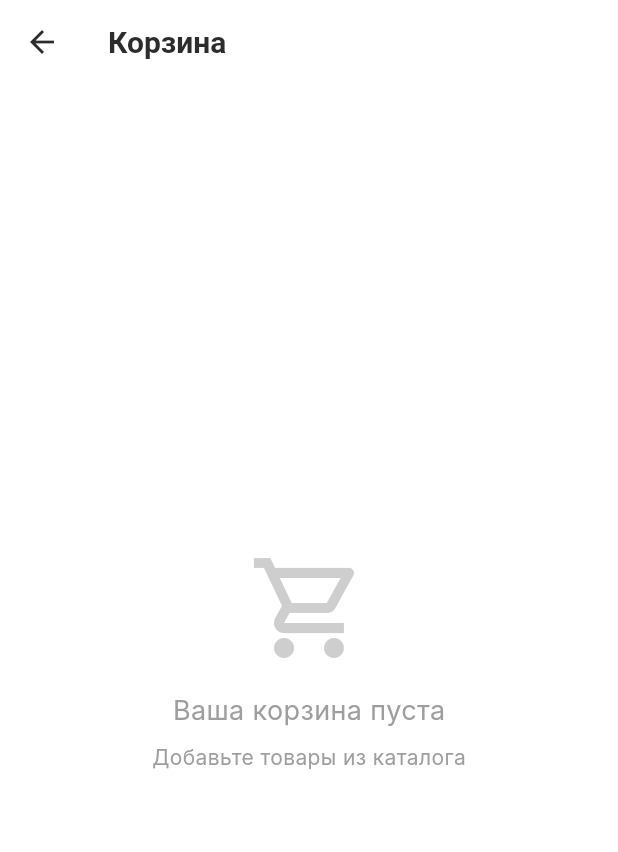
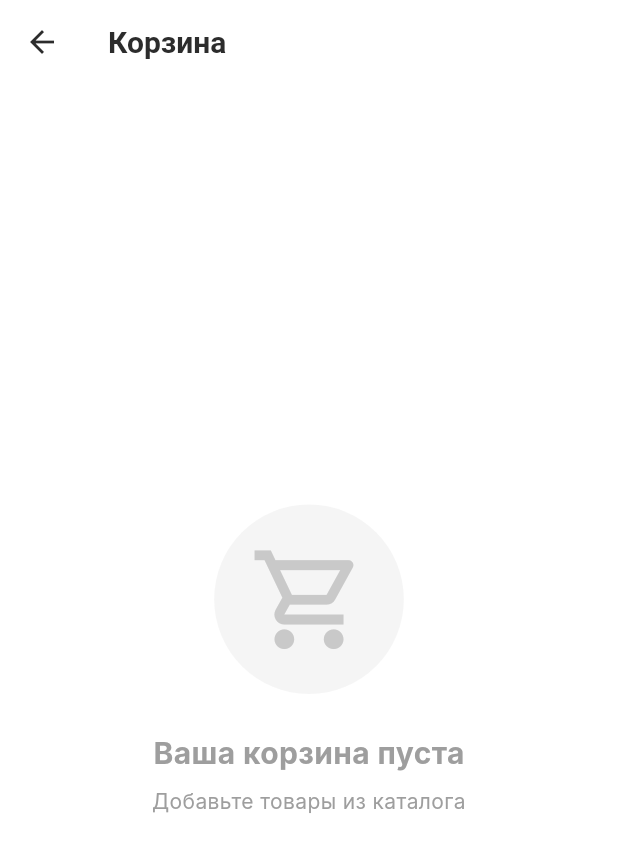
Before and after one commit to ali2107-ss/pet.mob, a Flutter app: the screen it shows after launch, scrolled down 576 dp, after a tap on the "shopping bag" icon, on a phone screen of 412 x 824 dp. Shown: the top 852 px of the screen. Run offline on Flutter 3.47's test engine with Material 3 defaults, Android fonts, the light colour scheme and no system bars; our stand-ins replace audioplayers, badges, cached_network_image, confetti, flutter_map, latlong2 and 3 more; accounts and stored records are empty; network calls fail; Roboto replaces fonts that are missing (Inter); key blocks and very long unbroken strings in the code were emptied for the run.

Commit message:
кэширование изображений, плавная анимация для пустых экранов, интеллектуальный поиск, форма ошибки клавиатуры

```diff
--- a/lib/screens/auth/user_register_screen.dart
+++ b/lib/screens/auth/user_register_screen.dart
@@ -162,6 +162,7 @@ class _UserRegisterScreenState extends State<UserRegisterScreen> {
               const SizedBox(height: 32),
               TextFormField(
                 controller: _nameController,
+                textInputAction: TextInputAction.next,
                 decoration: InputDecoration(
                   labelText: t['full_name']!,
                   prefixIcon: const Icon(Icons.person),
@@ -174,6 +175,7 @@ class _UserRegisterScreenState extends State<UserRegisterScreen> {
               const SizedBox(height: 16),
               TextFormField(
                 controller: _phoneController,
+                textInputAction: TextInputAction.next,
                 decoration: InputDecoration(
                   labelText: t['phone_number']!,
                   prefixIcon: const Icon(Icons.phone),
@@ -187,6 +189,7 @@ class _UserRegisterScreenState extends State<UserRegisterScreen> {
               const SizedBox(height: 16),
               TextFormField(
                 controller: _emailController,
+                textInputAction: TextInputAction.next,
                 decoration: InputDecoration(
                   labelText: t['email']!,
                   prefixIcon: const Icon(Icons.email),
@@ -200,6 +203,8 @@ class _UserRegisterScreenState extends State<UserRegisterScreen> {
               const SizedBox(height: 16),
               TextFormField(
                 controller: _passwordController,
+                textInputAction: TextInputAction.done,
+                onFieldSubmitted: (_) => _register(t),
                 decoration: InputDecoration(
                   labelText: t['password']!,
                   prefixIcon: const Icon(Icons.lock),
--- a/lib/screens/cart_screen.dart
+++ b/lib/screens/cart_screen.dart
@@ -2,6 +2,7 @@ import 'package:flutter/material.dart';
 import 'package:provider/provider.dart';
 import '../models/product.dart';
 import '../widgets/network_or_base64_image.dart';
+import '../widgets/animated_empty_state.dart';
 import '../providers/cart_provider.dart';
 import '../providers/auth_provider.dart';
 import '../theme.dart';
@@ -76,27 +77,10 @@ class _CartScreenState extends State<CartScreen> {
         ],
       ),
       body: cart.items.isEmpty
-          ? Center(
-              child: Column(
-                mainAxisAlignment: MainAxisAlignment.center,
-                children: [
-                  Icon(
-                    Icons.shopping_cart_outlined,
-                    size: 80,
-                    color: AppTheme.greyColor.withValues(alpha: 0.5),
-                  ),
-                  const SizedBox(height: 16),
-                  Text(
-                    t['empty_cart'] ?? 'Ваша корзина пуста',
-                    style: const TextStyle(fontSize: 18, color: AppTheme.greyColor),
-                  ),
-                  const SizedBox(height: 8),
-                  Text(
-                    t['add_from_catalog'] ?? 'Добавьте товары из каталога',
-                    style: const TextStyle(fontSize: 14, color: AppTheme.greyColor),
-                  ),
-                ],
-              ),
+          ? AnimatedEmptyState(
+              icon: Icons.shopping_cart_outlined,
+              title: t['empty_cart'] ?? 'Ваша корзина пуста',
+              subtitle: t['add_from_catalog'] ?? 'Добавьте товары из каталога',
             )
           : Column(
               children: [
--- a/lib/screens/favorites_screen.dart
+++ b/lib/screens/favorites_screen.dart
@@ -1,3 +1,4 @@
+import 'dart:async';
 import 'package:flutter/material.dart';
 import 'package:provider/provider.dart';
 import '../providers/favorite_provider.dart';
@@ -7,6 +8,7 @@ import '../widgets/product_card.dart';
 import '../models/product.dart';
 import 'product_details_screen.dart';
 import '../theme.dart';
+import '../widgets/animated_empty_state.dart';
 
 class FavoritesScreen extends StatefulWidget {
   const FavoritesScreen({super.key});
@@ -18,6 +20,13 @@ class FavoritesScreen extends StatefulWidget {
 class _FavoritesScreenState extends State<FavoritesScreen> {
   String _searchQuery = '';
   String _sortBy = 'default';
+  Timer? _debounce;
+
+  @override
+  void dispose() {
+    _debounce?.cancel();
+    super.dispose();
+  }
 
   @override
   Widget build(BuildContext context) {
@@ -68,7 +77,12 @@ class _FavoritesScreenState extends State<FavoritesScreen> {
                         ],
                       ),
                       child: TextField(
-                        onChanged: (value) => setState(() => _searchQuery = value),
+                        onChanged: (value) {
+                          if (_debounce?.isActive ?? false) _debounce!.cancel();
+                          _debounce = Timer(const Duration(milliseconds: 300), () {
+                            setState(() => _searchQuery = value);
+                          });
+                        },
                         decoration: InputDecoration(
                           hintText: t['search_hint'] ?? 'Іздеу...',
                           hintStyle: const TextStyle(color: AppTheme.greyColor, fontSize: 14),
@@ -104,20 +118,12 @@ class _FavoritesScreenState extends State<FavoritesScreen> {
           // Content
           Expanded(
             child: favorites.isEmpty
-                ? Center(
-                    child: Column(
-                      mainAxisAlignment: MainAxisAlignment.center,
-                      children: [
-                        Icon(Icons.favorite_border, size: 80, color: AppTheme.greyColor.withValues(alpha: 0.5)),
-                        const SizedBox(height: 16),
-                        Text(
-                          favoritesData.items.isEmpty
-                              ? (t['no_favorites'] ?? 'Таңдаулы тізімі бос')
-                              : (t['no_products'] ?? 'Товары не найдены'),
-                          style: const TextStyle(fontSize: 18, color: AppTheme.greyColor),
-                        ),
-                      ],
-                    ),
+                ? AnimatedEmptyState(
+                    icon: Icons.favorite_border,
+                    title: favoritesData.items.isEmpty
+                        ? (t['no_favorites'] ?? 'Список избранного пуст')
+                        : (t['no_products'] ?? 'Товары не найдены'),
+                    subtitle: t['add_from_catalog'] ?? 'Добавьте товары из каталога',
                   )
                 : Padding(
                     padding: const EdgeInsets.symmetric(horizontal: 16.0),
--- /dev/null
+++ b/lib/widgets/animated_empty_state.dart
@@ -0,0 +1,92 @@
+import 'package:flutter/material.dart';
+
+class AnimatedEmptyState extends StatefulWidget {
+  final IconData icon;
+  final String title;
+  final String subtitle;
+
+  const AnimatedEmptyState({
+    super.key,
+    required this.icon,
+    required this.title,
+    required this.subtitle,
+  });
+
+  @override
+  State<AnimatedEmptyState> createState() => _AnimatedEmptyStateState();
+}
+
+class _AnimatedEmptyStateState extends State<AnimatedEmptyState>
+    with SingleTickerProviderStateMixin {
+  late AnimationController _controller;
+  late Animation<double> _scaleAnimation;
+
+  @override
+  void initState() {
+    super.initState();
+    _controller = AnimationController(
+      vsync: this,
+      duration: const Duration(seconds: 2),
+    )..repeat(reverse: true);
+
+    _scaleAnimation = Tween<double>(begin: 0.9, end: 1.05).animate(
+      CurvedAnimation(parent: _controller, curve: Curves.easeInOut),
+    );
+  }
+
+  @override
+  void dispose() {
+    _controller.dispose();
+    super.dispose();
+  }
+
+  @override
+  Widget build(BuildContext context) {
+    return Center(
+      child: Column(
+        mainAxisAlignment: MainAxisAlignment.center,
+        children: [
+          AnimatedBuilder(
+            animation: _scaleAnimation,
+            builder: (context, child) {
+              return Transform.scale(
+                scale: _scaleAnimation.value,
+                child: child,
+              );
+            },
+            child: Container(
+              padding: const EdgeInsets.all(24),
+              decoration: BoxDecoration(
+                shape: BoxShape.circle,
+                color: Colors.grey.withValues(alpha: 0.1),
+              ),
+              child: Icon(
+                widget.icon,
+                size: 80,
+                color: Colors.grey.withValues(alpha: 0.5),
+              ),
+            ),
+          ),
+          const SizedBox(height: 24),
+          Text(
+            widget.title,
+            style: const TextStyle(
+              fontSize: 20,
+              fontWeight: FontWeight.bold,
+              color: Colors.grey,
+            ),
+          ),
+          const SizedBox(height: 8),
+          Text(
+            widget.subtitle,
+            style: const TextStyle(
+              fontSize: 14,
+              color: Colors.grey,
+            ),
+            textAlign: TextAlign.center,
+          ),
+        ],
+      ),
+    );
+  }
+}
--- a/pubspec.yaml
+++ b/pubspec.yaml
@@ -44,6 +44,8 @@ dependencies:
   audioplayers: ^5.2.0
   vibration: ^3.1.8
   supabase_flutter: ^2.12.2
+  lottie: ^3.3.3
+  cached_network_image: ^3.4.1
 
 dev_dependencies:
   flutter_test:
```
Also changed, not shown: lib/screens/auth/login_screen.dart (+11 -5 lines), lib/screens/categories_screen.dart (+14 -2 lines), lib/widgets/network_or_base64_image.dart (+10 -3 lines), pubspec.lock, 1 other file.
